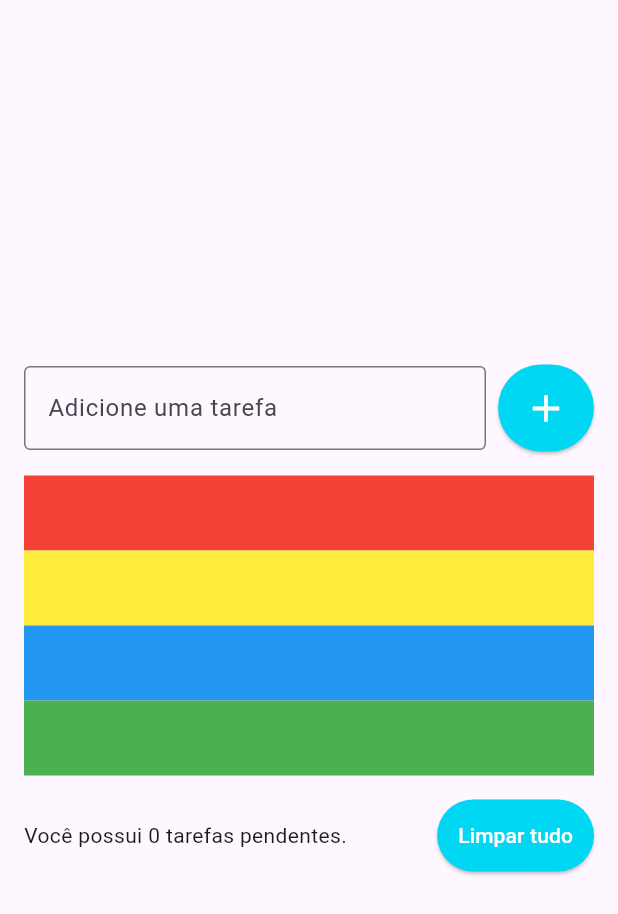
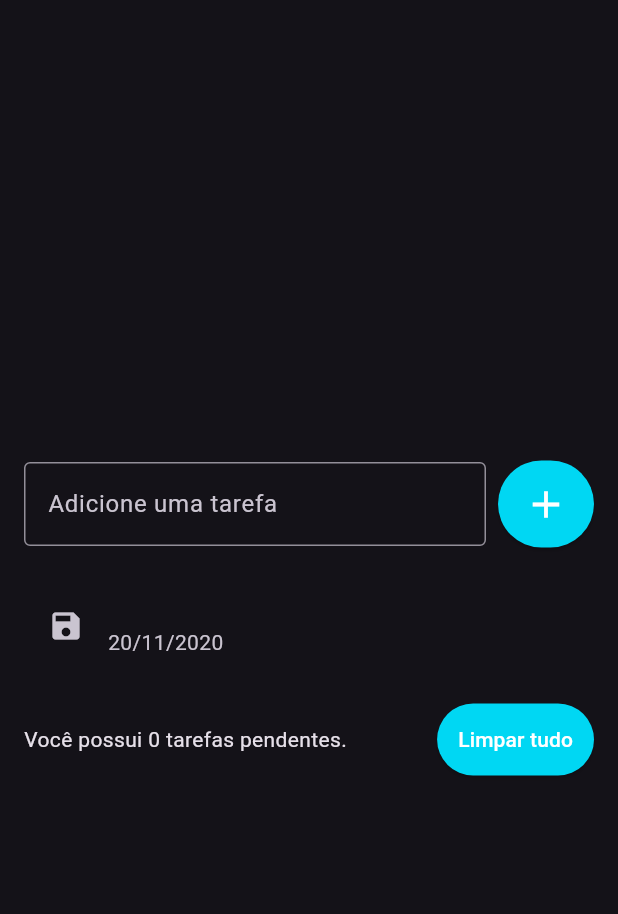
Before and after one commit to niltinfilho/curso-flutter-startto, a Flutter app: the screen it shows after launch, after a tap on the "add" icon, on a phone screen of 412 x 824 dp. Shown: the top 914 px of the screen. Run offline on Flutter 3.47's test engine with Material 3 defaults, Android fonts, the phone set to English and light mode, and no system bars.

Commit message:
Adicionando Itens na Lista

```diff
--- a/todo_list/lib/main.dart
+++ b/todo_list/lib/main.dart
@@ -11,6 +11,7 @@ class MyApp extends StatelessWidget {
   @override
   Widget build(BuildContext context) {
     return MaterialApp(
+      theme: ThemeData.dark().copyWith(),
       home: TodoListPage(),
     );
   }
--- a/todo_list/lib/pages/todo_list_page.dart
+++ b/todo_list/lib/pages/todo_list_page.dart
@@ -1,9 +1,16 @@
 import 'package:flutter/material.dart';
 
-class TodoListPage extends StatelessWidget {
-  TodoListPage({super.key});
+class TodoListPage extends StatefulWidget {
+  const TodoListPage({super.key});
 
-  final TextEditingController emailController = TextEditingController();
+  @override
+  State<TodoListPage> createState() => _TodoListPageState();
+}
+
+class _TodoListPageState extends State<TodoListPage> {
+  final TextEditingController todoController = TextEditingController();
+
+  List<String> todos = [];
 
   @override
   Widget build(BuildContext context) {
@@ -18,6 +25,7 @@ class TodoListPage extends StatelessWidget {
                 children: [
                   Expanded(
                     child: TextField(
+                      controller: todoController,
                       decoration: InputDecoration(
                         border: OutlineInputBorder(),
                         labelText: 'Adicione uma tarefa',
@@ -27,7 +35,13 @@ class TodoListPage extends StatelessWidget {
                   ),
                   SizedBox(width: 8),
                   ElevatedButton(
-                    onPressed: () {},
+                    onPressed: () {
+                      String text = todoController.text;
+                      setState(() {
+                        todos.add(text);
+                      });
+                      todoController.clear();
+                    },
                     style: ElevatedButton.styleFrom(
                       backgroundColor: Color(0xff00d7f3),
                       padding: EdgeInsets.all(14),
@@ -41,30 +55,21 @@ class TodoListPage extends StatelessWidget {
                 ],
               ),
               SizedBox(height: 16),
-              ListView(
-                shrinkWrap: true,
-                children: [
-                  Container(
-                    color: Colors.red,
-                    width: 50,
-                    height: 50,
-                  ),
-                  Container(
-                    color: Colors.yellow,
-                    width: 50,
-                    height: 50,
-                  ),
-                  Container(
-                    color: Colors.blue,
-                    width: 50,
-                    height: 50,
-                  ),
-                  Container(
-                    color: Colors.green,
-                    width: 50,
-                    height: 50,
-                  ),
-                ],
+              Flexible(
+                child: ListView(
+                  shrinkWrap: true,
+                  children: [
+                    for (String todo in todos)
+                      ListTile(
+                        leading: Icon(Icons.save),
+                        title: Text(todo),
+                        subtitle: Text('20/11/2020'),
+                        onTap: () {
+                          print('Tarefa: $todo');
+                        },
+                      ),
+                  ],
+                ),
               ),
               SizedBox(height: 16),
               Row(
```
